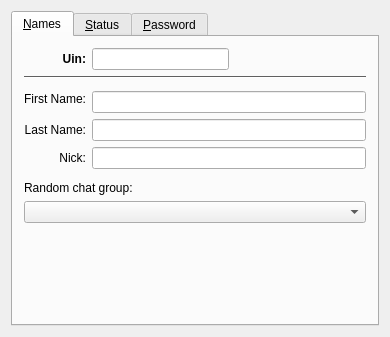
Qt form plugins/icq/icqconfig/icqinfobase.ui (dhyannataraj/sim-im-test) before a commit.
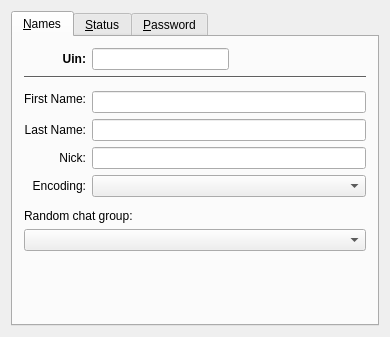
The same form after that commit.

The edit to the form file:
```diff
--- a/plugins/icq/icqconfig/icqinfobase.ui
+++ b/plugins/icq/icqconfig/icqinfobase.ui
@@ -546,7 +546,7 @@
          </property>
         </widget>
        </item>
-       <item row="6" column="0" colspan="2">
+       <item row="7" column="0" colspan="2">
         <widget class="Line" name="Line2">
          <property name="sizePolicy">
           <sizepolicy hsizetype="Minimum" vsizetype="Fixed">
@@ -556,7 +556,7 @@
          </property>
         </widget>
        </item>
-       <item row="10" column="1">
+       <item row="11" column="1">
         <spacer name="Spacer7">
          <property name="orientation">
           <enum>Qt::Vertical</enum>
@@ -572,7 +572,7 @@
          </property>
         </spacer>
        </item>
-       <item row="8" column="0" colspan="2">
+       <item row="9" column="0" colspan="2">
         <widget class="QLabel" name="lblRandom">
          <property name="text">
           <string>Random chat group:</string>
@@ -582,9 +582,22 @@
          </property>
         </widget>
        </item>
-       <item row="9" column="0" colspan="2">
+       <item row="10" column="0" colspan="2">
         <widget class="QComboBox" name="cmbRandom"/>
        </item>
+       <item row="6" column="0">
+        <widget class="QLabel" name="label">
+         <property name="text">
+          <string>Encoding:</string>
+         </property>
+         <property name="alignment">
+          <set>Qt::AlignRight|Qt::AlignTrailing|Qt::AlignVCenter</set>
+         </property>
+        </widget>
+       </item>
+       <item row="6" column="1">
+        <widget class="QComboBox" name="cmbEncoding"/>
+       </item>
       </layout>
      </widget>
      <widget class="QWidget" name="tab2">
```
